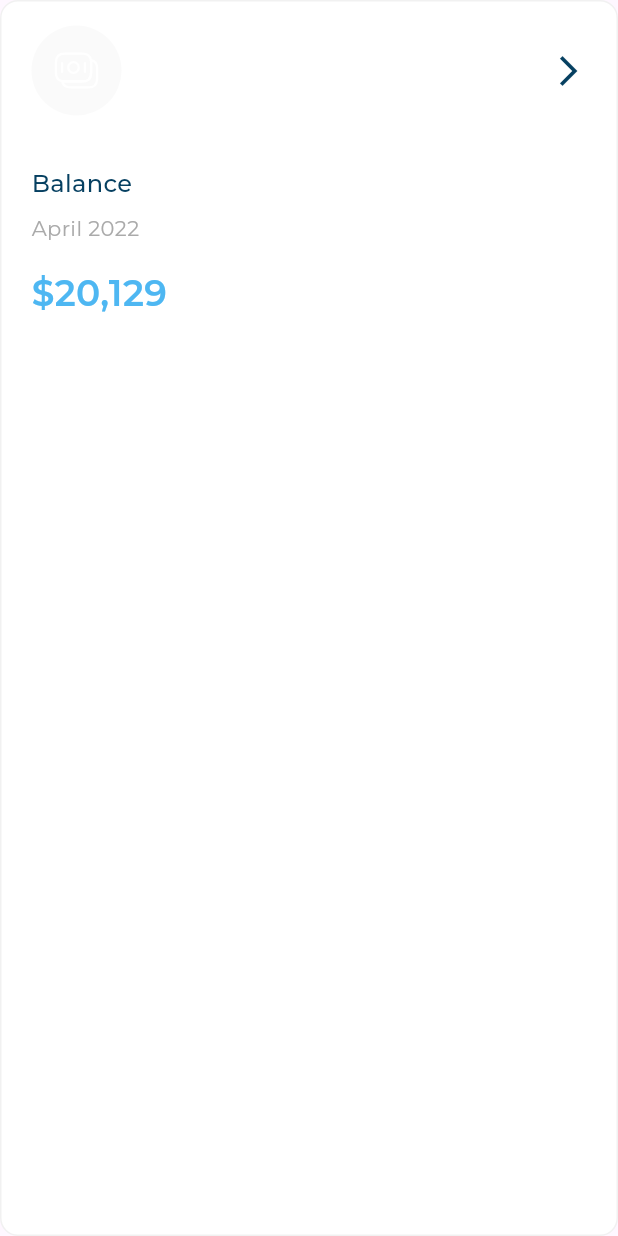
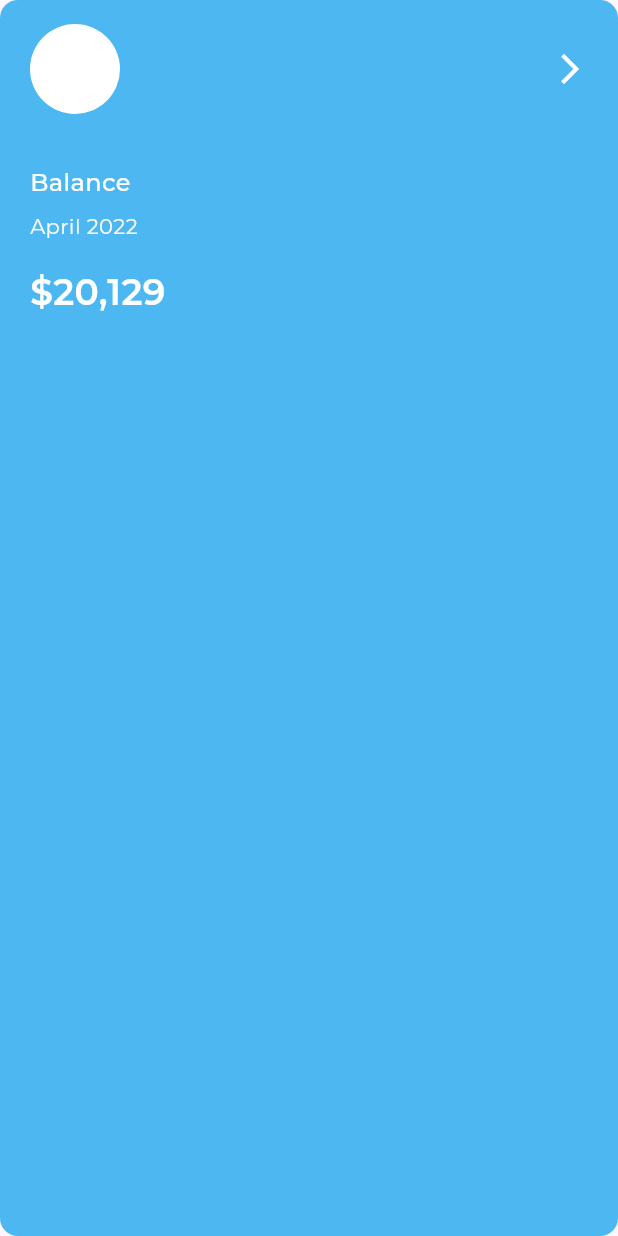
Before and after one commit to ibnRizk/adapt_Dash_Board, a Flutter app: the ActiveAllExpensessItem widget shown alone on an empty page, opened directly with sample values from the repository, on a phone screen of 412 x 824 dp. Run offline on Flutter 3.47's test engine with Material 3 defaults, Android fonts, the phone set to English and light mode, and no system bars; our stand-ins replace flutter_svg; project files that could hold a hidden picture were left out.

Commit message:
create Custom Background Container

```diff
--- a/lib/widgets/all_expenses_item.dart
+++ b/lib/widgets/all_expenses_item.dart
@@ -14,6 +14,8 @@ class AllExpensessItem extends StatelessWidget {
   final bool isSelected;
   @override
   Widget build(BuildContext context) {
-    return ActiveAllExpensessItem(itemModel: itemModel);
+    return isSelected
+        ? ActiveAllExpensessItem(itemModel: itemModel)
+        : InActiveAllExpensessItem(itemModel: itemModel);
   }
 }
--- a/lib/widgets/all_expensess_item_header.dart
+++ b/lib/widgets/all_expensess_item_header.dart
@@ -2,8 +2,13 @@ import 'package:flutter/material.dart';
 import 'package:flutter_svg/svg.dart';
 
 class AllExpensessItemHeader extends StatelessWidget {
-  const AllExpensessItemHeader({super.key, required this.image});
-
+  const AllExpensessItemHeader({
+    super.key,
+    required this.image,
+    this.imageBackground,
+    this.imageColor,
+  });
+  final Color? imageBackground, imageColor;
   final String image;
   @override
   Widget build(BuildContext context) {
@@ -13,18 +18,27 @@ class AllExpensessItemHeader extends StatelessWidget {
           width: 60,
           height: 60,
           padding: const EdgeInsets.all(14),
-          decoration: const ShapeDecoration(
-            color: Color(0xFFFAFAFA),
-            shape: OvalBorder(),
+          decoration: ShapeDecoration(
+            color:
+                imageBackground ?? const Color(0xFFFAFAFA),
+            shape: const OvalBorder(),
           ),
-          child: SvgPicture.asset(image),
+          child: SvgPicture.asset(
+            image,
+            colorFilter: ColorFilter.mode(
+              imageColor ?? Color(0xFF4EB7F2),
+              BlendMode.srcIn,
+            ),
+          ),
         ),
         const Spacer(),
         Transform.rotate(
           angle: -1.57079633 * 2,
-          child: const Icon(
+          child: Icon(
             Icons.arrow_back_ios_new_outlined,
-            color: Color(0xFF064061),
+            color: imageColor == null
+                ? const Color(0xFF064061)
+                : Colors.white,
           ),
         ),
       ],
--- a/lib/widgets/inactive_and_active_all_expensesss_item.dart
+++ b/lib/widgets/inactive_and_active_all_expensesss_item.dart
@@ -70,33 +70,39 @@ class ActiveAllExpensessItem extends StatelessWidget {
         vertical: 16,
       ),
       decoration: ShapeDecoration(
-        color: Colors.white,
+        color: Color(0xFF4DB7F2),
         shape: RoundedRectangleBorder(
-          side: const BorderSide(
-            width: 1,
-            color: Color(0xFFF1F1F1),
-          ),
           borderRadius: BorderRadius.circular(12),
         ),
       ),
       child: Column(
         crossAxisAlignment: CrossAxisAlignment.start,
         children: [
-          AllExpensessItemHeader(image: itemModel.image),
+          AllExpensessItemHeader(
+            imageBackground: Colors.white.withOpacity(1.0),
+            imageColor: Colors.white,
+            image: itemModel.image,
+          ),
           const SizedBox(height: 34),
           Text(
             itemModel.title,
-            style: AppStyles.styleMedium16,
+            style: AppStyles.styleMedium16.copyWith(
+              color: Colors.white,
+            ),
           ),
           const SizedBox(height: 8),
           Text(
             itemModel.date,
-            style: AppStyles.styleRegular14,
+            style: AppStyles.styleRegular14.copyWith(
+              color: Color(0xFFFAFAFA),
+            ),
           ),
           const SizedBox(height: 16),
           Text(
             itemModel.price,
-            style: AppStyles.styleSemiBold24,
+            style: AppStyles.styleSemiBold24.copyWith(
+              color: Colors.white,
+            ),
           ),
         ],
       ),
```
Also changed, not shown: lib/widgets/all_expenses.dart (+2 -8 lines), lib/widgets/all_expensess_items_list_view.dart (+30 -4 lines), lib/widgets/custom_background_container.dart (added, +22 -0 lines).
